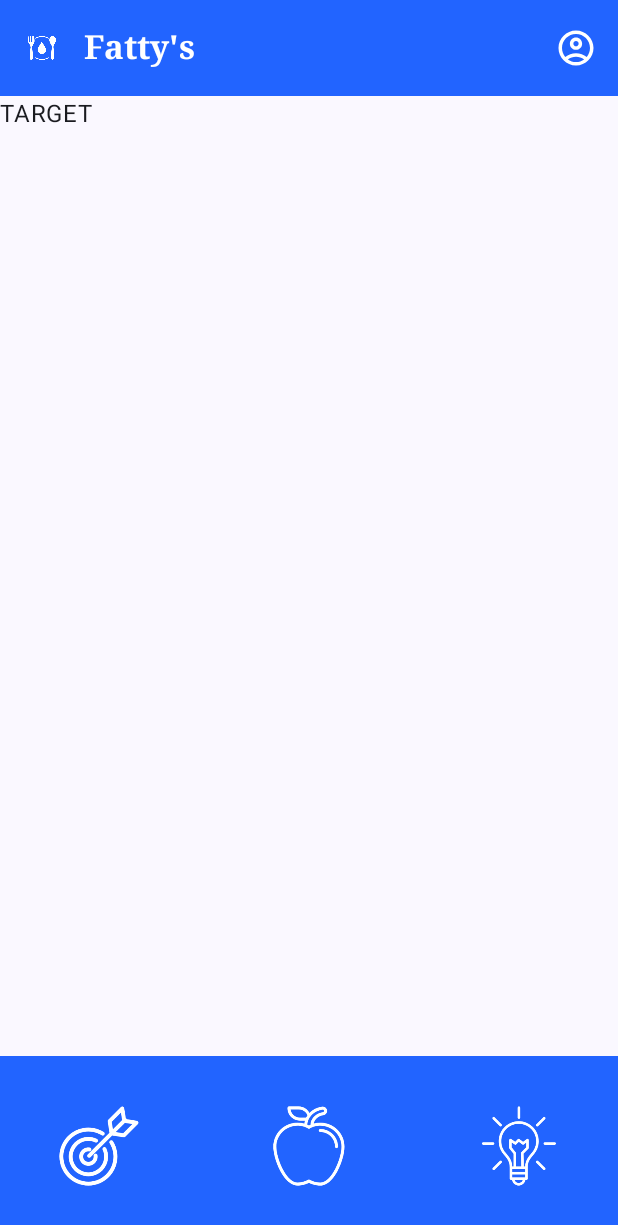
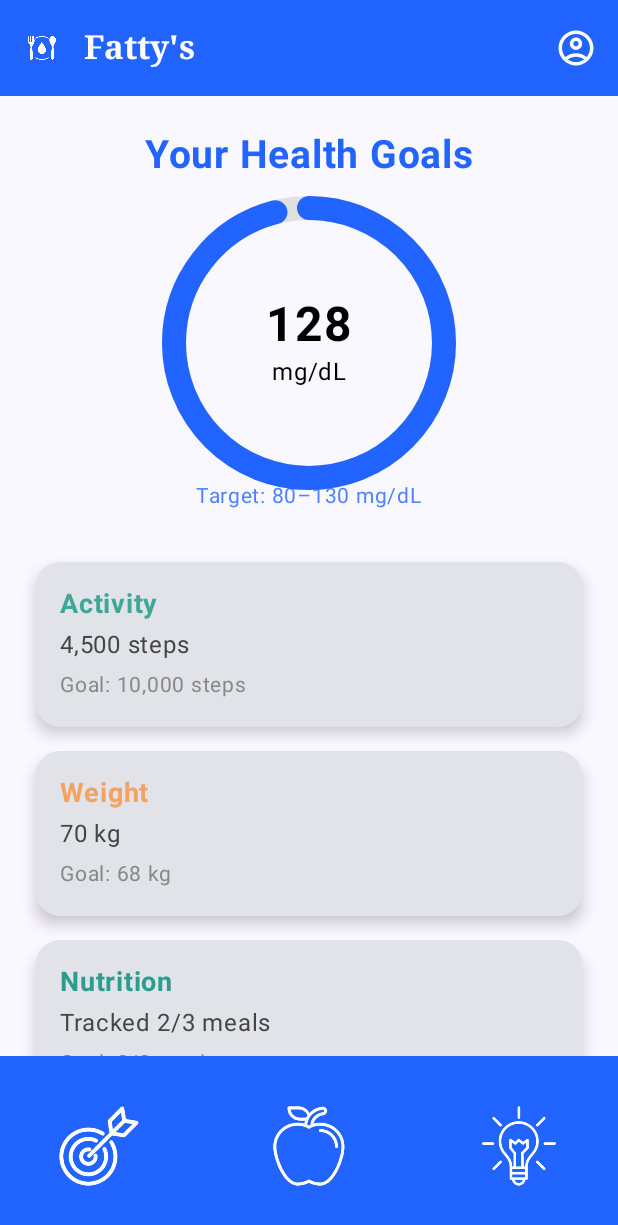
Before and after one commit to elinewdv/3780, an Android app built with Jetpack Compose: the TargetPageScreen screen opened through its navigation route, on a phone screen of 412 x 824 dp. Shown: the top 1225 px of the screen. Run offline under Robolectric (Android 15) with nearby library versions, the phone set to English and light mode, and no system bars.

Commit message:
TargetPage

```diff
--- a/app/src/main/java/com/example/diabeteapp/TargetPage.kt
+++ b/app/src/main/java/com/example/diabeteapp/TargetPage.kt
@@ -1,9 +1,156 @@
 package com.example.diabeteapp
 
-import androidx.compose.material3.Text
+import androidx.compose.foundation.Canvas
+import androidx.compose.foundation.layout.*
+import androidx.compose.foundation.shape.RoundedCornerShape
+import androidx.compose.material.icons.Icons
+import androidx.compose.material.icons.filled.Add
+import androidx.compose.material3.*
+import androidx.compose.foundation.rememberScrollState
+import androidx.compose.foundation.verticalScroll
 import androidx.compose.runtime.Composable
+import androidx.compose.ui.Alignment
+import androidx.compose.ui.Modifier
+import androidx.compose.ui.graphics.*
+import androidx.compose.ui.graphics.drawscope.Stroke
+import androidx.compose.ui.text.font.FontWeight
+import androidx.compose.ui.unit.dp
+import androidx.compose.ui.unit.sp
 
 @Composable
 fun TargetPageScreen() {
-    Text("TARGET")
+    val color = Color(0xFF2264FF)
+    val scrollState = rememberScrollState()
+
+    Column(
+        modifier = Modifier
+            .fillMaxSize()
+            .verticalScroll(scrollState)
+            .padding(24.dp),
+        horizontalAlignment = Alignment.CenterHorizontally
+    ) {
+        Text(
+            text = "Your Health Goals",
+            fontSize = 26.sp,
+            fontWeight = FontWeight.Bold,
+            color = color
+        )
+
+        Spacer(modifier = Modifier.height(20.dp))
+
+        // Blood Sugar Progress Ring
+        BloodSugarRing(current = 128, targetMin = 80, targetMax = 130)
+
+        Text(
+            text = "Target: 80–130 mg/dL",
+            fontSize = 14.sp,
+            color = color.copy(alpha = 0.8f)
+        )
+
+        Spacer(modifier = Modifier.height(24.dp))
+
+        GoalCard(
+            title = "Activity",
+            current = "4,500 steps",
+            target = "Goal: 10,000 steps",
+            color = Color(0xFF3FA796)
+        )
+
+        GoalCard(
+            title = "Weight",
+            current = "70 kg",
+            target = "Goal: 68 kg",
+            color = Color(0xFFF4A261)
+        )
+
+        GoalCard(
+            title = "Nutrition",
+            current = "Tracked 2/3 meals",
+            target = "Goal: 3/3 meals",
+            color = Color(0xFF2A9D8F)
+        )
+
+        Spacer(modifier = Modifier.height(32.dp))
+
+        Button(
+            onClick = { /* Navigate to goal creation */ },
+            colors = ButtonDefaults.buttonColors(containerColor = color),
+            shape = RoundedCornerShape(16.dp),
+            modifier = Modifier
+                .fillMaxWidth()
+                .height(56.dp)
+        ) {
+            Icon(imageVector = Icons.Default.Add, contentDescription = "Add Goal", tint = Color.White)
+            Spacer(modifier = Modifier.width(8.dp))
+            Text("Add New Goal", color = Color.White, fontSize = 18.sp, fontWeight = FontWeight.Bold)
+        }
+    }
 }
+
+@Composable
+fun GoalCard(title: String, current: String, target: String, color: Color) {
+    Card(
+        shape = RoundedCornerShape(16.dp),
+
+        modifier = Modifier
+            .fillMaxWidth()
+            .padding(vertical = 8.dp)
+            .height(110.dp),
+        elevation = CardDefaults.cardElevation(defaultElevation = 6.dp)
+    ) {
+        Column(
+            modifier = Modifier
+                .padding(16.dp)
+                .fillMaxSize(),
+            verticalArrangement = Arrangement.SpaceBetween
+        ) {
+            Text(title, fontSize = 18.sp, fontWeight = FontWeight.Bold, color = color)
+            Text(current, fontSize = 16.sp, color = Color.DarkGray)
+            Text(target, fontSize = 14.sp, color = Color.Gray)
+        }
+    }
+}
+
+@Composable
+fun BloodSugarRing(
+    current: Int,
+    targetMin: Int,
+    targetMax: Int,
+    modifier: Modifier = Modifier
+) {
+    val progress = when {
+        current < targetMin -> 0f
+        current > targetMax -> 1f
+        else -> (current - targetMin).toFloat() / (targetMax - targetMin).toFloat()
+    }
+
+    Box(
+        contentAlignment = Alignment.Center,
+        modifier = modifier.size(180.dp)
+    ) {
+        Canvas(modifier = Modifier.fillMaxSize()) {
+            // Background ring
+            drawArc(
+                color = Color(0xFFE0E0E0),
+                startAngle = -90f,
+                sweepAngle = 360f,
+                useCenter = false,
+                style = Stroke(width = 24f, cap = StrokeCap.Round)
+            )
+
+            // Progress ring
+            drawArc(
+                color = Color(0xFF2264FF),
+                startAngle = -90f,
+                sweepAngle = 360f * progress,
+                useCenter = false,
+                style = Stroke(width = 24f, cap = StrokeCap.Round)
+            )
+        }
+
+        Column(horizontalAlignment = Alignment.CenterHorizontally) {
+            Text(text = "$current", fontSize = 32.sp, fontWeight = FontWeight.Bold, color = Color.Black)
+            Text(text = "mg/dL", fontSize = 16.sp, color = Color.Black)
+        }
+    }
+}
```
